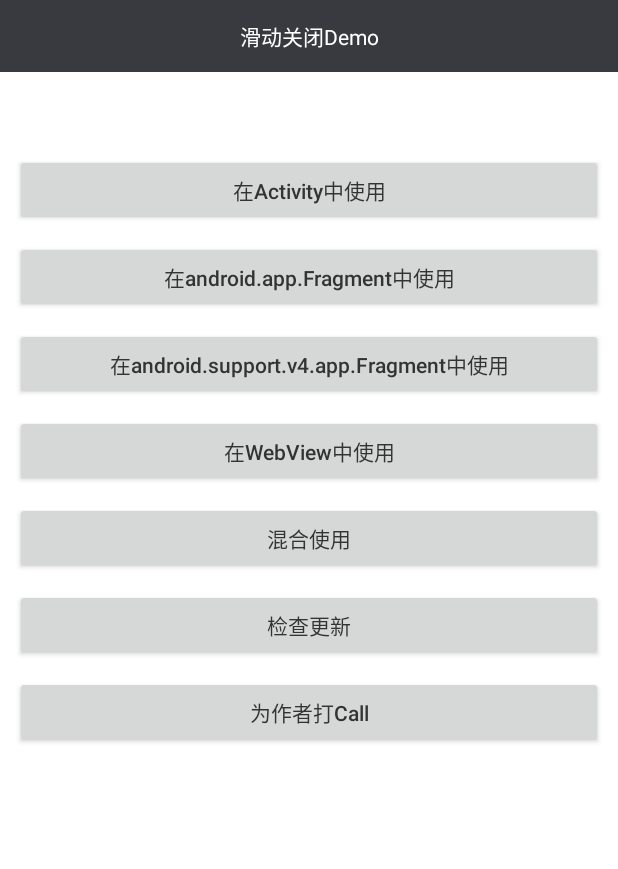
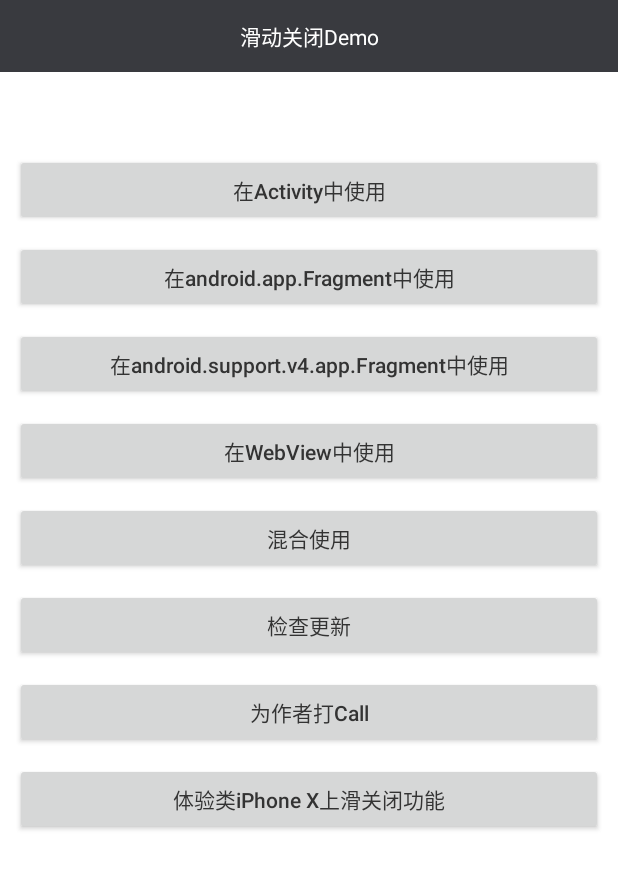
Before and after one commit to yuanhoujun/Snake, an Android app: the MainActivity screen opened directly, with no data from a screen before it, on a phone screen of 412 x 824 dp. Shown: the top 869 px of the screen. Run offline under Robolectric (Android 15) with nearby library versions, the phone set to English and light mode, and no system bars; our stand-ins replace ButterKnife; libraries missing offline, so code that uses them is left out: com.tencent.bugly; 1 statement that could not run was skipped.

Commit message:
Demo增加体验上滑关闭功能

```diff
--- a/demo/src/main/java/com/youngfeng/snake/demo/main/MainActivity.java
+++ b/demo/src/main/java/com/youngfeng/snake/demo/main/MainActivity.java
@@ -91,6 +91,11 @@ public class MainActivity extends BaseActivity {
         start(StarGuideActivity.class);
     }
 
+    @OnClick(R.id.btn_enable_swipe_up_to_home)
+    public void swipeUpToHome() {
+        Snake.enableSwipeUpToHome(this, true);
+    }
+
     @Override
     protected boolean needAutoUpdateTitle() {
         return false;
--- a/demo/src/main/res/layout/activity_main.xml
+++ b/demo/src/main/res/layout/activity_main.xml
@@ -78,5 +78,13 @@
             android:layout_height="wrap_content"
             android:text="@string/cheer_for_the_author" />
 
+
+        <Button
+            android:id="@+id/btn_enable_swipe_up_to_home"
+            style="@style/ButtonStyle"
+            android:layout_width="match_parent"
+            android:layout_height="wrap_content"
+            android:text="@string/enable_swipe_up_to_home" />
+
     </LinearLayout>
 </ScrollView>
--- a/demo/src/main/res/values/strings.xml
+++ b/demo/src/main/res/values/strings.xml
@@ -60,4 +60,5 @@
     <string name="tip_grant_permissions">为了正常使用该应用，请在设置中开启【存储卡】权限</string>
     <string name="cancel">取消</string>
     <string name="confirm">确定</string>
+    <string name="enable_swipe_up_to_home">体验类iPhone X上滑关闭功能</string>
 </resources>
```
